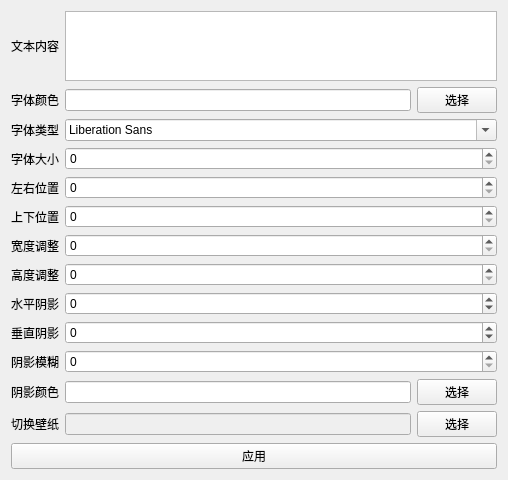
This is settingwidget.ui in MonoYuan/wallnote as Qt 5 draws it before an edit. The edited form follows.
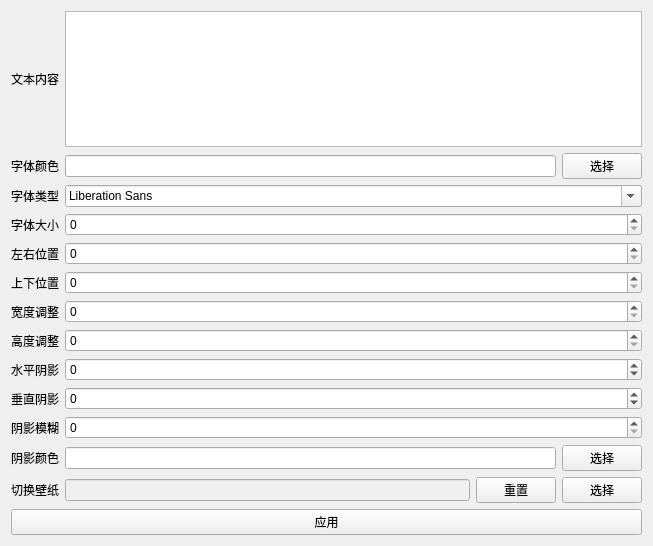
This is the edited form. Icons and pictures are not drawn.

Commit message: add reset wallpaper button

Patch:
```diff
--- a/settingwidget.ui
+++ b/settingwidget.ui
@@ -6,8 +6,8 @@
    <rect>
     <x>0</x>
     <y>0</y>
-    <width>508</width>
-    <height>472</height>
+    <width>653</width>
+    <height>546</height>
    </rect>
   </property>
   <property name="windowTitle">
@@ -18,8 +18,89 @@
     <normaloff>:/images/cat.ico</normaloff>:/images/cat.ico</iconset>
   </property>
   <layout class="QGridLayout" name="gridLayout">
-   <item row="0" column="1" colspan="2">
-    <widget class="QTextEdit" name="textContext"/>
+   <item row="7" column="1" colspan="3">
+    <widget class="QSpinBox" name="height">
+     <property name="maximum">
+      <number>3000</number>
+     </property>
+    </widget>
+   </item>
+   <item row="12" column="1">
+    <widget class="QLineEdit" name="wallpaperText">
+     <property name="enabled">
+      <bool>false</bool>
+     </property>
+    </widget>
+   </item>
+   <item row="10" column="1" colspan="3">
+    <widget class="QSpinBox" name="shadowBlur">
+     <property name="maximum">
+      <number>10</number>
+     </property>
+    </widget>
+   </item>
+   <item row="12" column="3">
+    <widget class="QPushButton" name="wallpaperBtn">
+     <property name="text">
+      <string>选择</string>
+     </property>
+    </widget>
+   </item>
+   <item row="1" column="0">
+    <widget class="QLabel" name="label_2">
+     <property name="text">
+      <string>字体颜色</string>
+     </property>
+    </widget>
+   </item>
+   <item row="6" column="1" colspan="3">
+    <widget class="QSpinBox" name="width">
+     <property name="maximum">
+      <number>3000</number>
+     </property>
+    </widget>
+   </item>
+   <item row="5" column="1" colspan="3">
+    <widget class="QSpinBox" name="vertical">
+     <property name="maximum">
+      <number>3000</number>
+     </property>
+    </widget>
+   </item>
+   <item row="11" column="0">
+    <widget class="QLabel" name="label_13">
+     <property name="text">
+      <string>阴影颜色</string>
+     </property>
+    </widget>
+   </item>
+   <item row="10" column="0">
+    <widget class="QLabel" name="label_12">
+     <property name="text">
+      <string>阴影模糊</string>
+     </property>
+    </widget>
+   </item>
+   <item row="5" column="0">
+    <widget class="QLabel" name="label_6">
+     <property name="text">
+      <string>上下位置</string>
+     </property>
+    </widget>
+   </item>
+   <item row="4" column="0">
+    <widget class="QLabel" name="label_5">
+     <property name="text">
+      <string>左右位置</string>
+     </property>
+    </widget>
+   </item>
+   <item row="8" column="0">
+    <widget class="QLabel" name="label_10">
+     <property name="text">
+      <string>水平阴影</string>
+     </property>
+    </widget>
    </item>
    <item row="9" column="0">
     <widget class="QLabel" name="label_11">
@@ -28,6 +109,27 @@
      </property>
     </widget>
    </item>
+   <item row="14" column="0" colspan="4">
+    <widget class="QPushButton" name="pushButton">
+     <property name="text">
+      <string>应用</string>
+     </property>
+    </widget>
+   </item>
+   <item row="11" column="3">
+    <widget class="QPushButton" name="shadowColorBtn">
+     <property name="text">
+      <string>选择</string>
+     </property>
+    </widget>
+   </item>
+   <item row="2" column="0">
+    <widget class="QLabel" name="label_4">
+     <property name="text">
+      <string>字体类型</string>
+     </property>
+    </widget>
+   </item>
    <item row="0" column="0">
     <widget class="QLabel" name="label">
      <property name="text">
@@ -35,15 +137,8 @@
      </property>
     </widget>
    </item>
-   <item row="3" column="0">
-    <widget class="QLabel" name="label_3">
-     <property name="text">
-      <string>字体大小</string>
-     </property>
-    </widget>
-   </item>
-   <item row="2" column="1" colspan="2">
-    <widget class="QFontComboBox" name="fontFamily"/>
+   <item row="3" column="1" colspan="3">
+    <widget class="QSpinBox" name="fontSize"/>
    </item>
    <item row="6" column="0">
     <widget class="QLabel" name="label_7">
@@ -59,51 +154,20 @@
      </property>
     </widget>
    </item>
-   <item row="1" column="1">
-    <widget class="QLineEdit" name="fontColor"/>
+   <item row="2" column="1" colspan="3">
+    <widget class="QFontComboBox" name="fontFamily"/>
    </item>
-   <item row="9" column="1" colspan="2">
-    <widget class="QSpinBox" name="shadowVertical">
+   <item row="3" column="0">
+    <widget class="QLabel" name="label_3">
+     <property name="text">
+      <string>字体大小</string>
+     </property>
+    </widget>
+   </item>
+   <item row="8" column="1" colspan="3">
+    <widget class="QSpinBox" name="shadowHorizontal">
      <property name="minimum">
       <number>-99</number>
-     </property>
-     <property name="maximum">
-      <number>99</number>
-     </property>
-    </widget>
-   </item>
-   <item row="4" column="0">
-    <widget class="QLabel" name="label_5">
-     <property name="text">
-      <string>左右位置</string>
-     </property>
-    </widget>
-   </item>
-   <item row="4" column="1" colspan="2">
-    <widget class="QSpinBox" name="horizontal">
-     <property name="maximum">
-      <number>3000</number>
-     </property>
-    </widget>
-   </item>
-   <item row="8" column="0">
-    <widget class="QLabel" name="label_10">
-     <property name="text">
-      <string>水平阴影</string>
-     </property>
-    </widget>
-   </item>
-   <item row="14" column="0" colspan="3">
-    <widget class="QPushButton" name="pushButton">
-     <property name="text">
-      <string>应用</string>
-     </property>
-    </widget>
-   </item>
-   <item row="2" column="0">
-    <widget class="QLabel" name="label_4">
-     <property name="text">
-      <string>字体类型</string>
      </property>
     </widget>
    </item>
@@ -114,102 +178,45 @@
      </property>
     </widget>
    </item>
-   <item row="8" column="1" colspan="2">
-    <widget class="QSpinBox" name="shadowHorizontal">
+   <item row="0" column="1" colspan="3">
+    <widget class="QTextEdit" name="textContext"/>
+   </item>
+   <item row="4" column="1" colspan="3">
+    <widget class="QSpinBox" name="horizontal">
+     <property name="maximum">
+      <number>3000</number>
+     </property>
+    </widget>
+   </item>
+   <item row="9" column="1" colspan="3">
+    <widget class="QSpinBox" name="shadowVertical">
      <property name="minimum">
       <number>-99</number>
      </property>
+     <property name="maximum">
+      <number>99</number>
+     </property>
     </widget>
    </item>
-   <item row="1" column="2">
+   <item row="1" column="3">
     <widget class="QPushButton" name="colorSelect">
      <property name="text">
       <string>选择</string>
      </property>
     </widget>
    </item>
-   <item row="5" column="0">
-    <widget class="QLabel" name="label_6">
-     <property name="text">
-      <string>上下位置</string>
-     </property>
-    </widget>
-   </item>
-   <item row="5" column="1" colspan="2">
-    <widget class="QSpinBox" name="vertical">
-     <property name="maximum">
-      <number>3000</number>
-     </property>
-    </widget>
-   </item>
-   <item row="7" column="1" colspan="2">
-    <widget class="QSpinBox" name="height">
-     <property name="maximum">
-      <number>3000</number>
-     </property>
-    </widget>
-   </item>
-   <item row="3" column="1" colspan="2">
-    <widget class="QSpinBox" name="fontSize"/>
-   </item>
-   <item row="10" column="1" colspan="2">
-    <widget class="QSpinBox" name="shadowBlur">
-     <property name="maximum">
-      <number>10</number>
-     </property>
-    </widget>
-   </item>
-   <item row="1" column="0">
-    <widget class="QLabel" name="label_2">
-     <property name="text">
-      <string>字体颜色</string>
-     </property>
-    </widget>
-   </item>
-   <item row="6" column="1" colspan="2">
-    <widget class="QSpinBox" name="width">
-     <property name="maximum">
-      <number>3000</number>
-     </property>
-    </widget>
-   </item>
-   <item row="11" column="1">
-    <widget class="QLineEdit" name="shadowColorText"/>
-   </item>
-   <item row="12" column="1">
-    <widget class="QLineEdit" name="wallpaperText">
-     <property name="enabled">
-      <bool>false</bool>
-     </property>
-    </widget>
-   </item>
-   <item row="11" column="2">
-    <widget class="QPushButton" name="shadowColorBtn">
-     <property name="text">
-      <string>选择</string>
-     </property>
-    </widget>
-   </item>
    <item row="12" column="2">
-    <widget class="QPushButton" name="wallpaperBtn">
+    <widget class="QPushButton" name="resetWallnotePath">
      <property name="text">
-      <string>选择</string>
+      <string>重置</string>
      </property>
     </widget>
    </item>
-   <item row="11" column="0">
-    <widget class="QLabel" name="label_13">
-     <property name="text">
-      <string>阴影颜色</string>
-     </property>
-    </widget>
+   <item row="11" column="1" colspan="2">
+    <widget class="QLineEdit" name="shadowColorText"/>
    </item>
-   <item row="10" column="0">
-    <widget class="QLabel" name="label_12">
-     <property name="text">
-      <string>阴影模糊</string>
-     </property>
-    </widget>
+   <item row="1" column="1" colspan="2">
+    <widget class="QLineEdit" name="fontColor"/>
    </item>
   </layout>
  </widget>
```
The commit also changes 3 other files.
